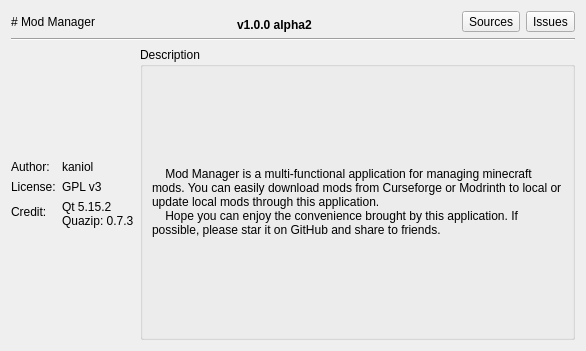
Above: src/ui/aboutdialog.ui from kaniol-lck/modmanager before the change. Below: the same form after it.
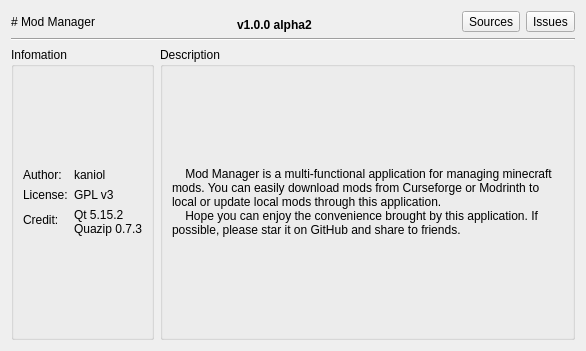
That is the form after the change. Icons and pictures are not drawn.

Diff of the .ui file:
```diff
--- a/src/ui/aboutdialog.ui
+++ b/src/ui/aboutdialog.ui
@@ -13,7 +13,7 @@
   <property name="windowTitle">
    <string>About Mod Manager</string>
   </property>
-  <layout class="QGridLayout" name="gridLayout_2">
+  <layout class="QGridLayout" name="gridLayout_3">
    <item row="0" column="0" colspan="2">
     <layout class="QHBoxLayout" name="horizontalLayout">
      <item>
@@ -86,6 +86,12 @@
     </widget>
    </item>
    <item row="2" column="0">
+    <widget class="QGroupBox" name="groupBox_2">
+     <property name="title">
+      <string>Infomation</string>
+     </property>
+     <layout class="QGridLayout" name="gridLayout_2">
+      <item row="0" column="0">
     <layout class="QFormLayout" name="formLayout">
      <property name="formAlignment">
       <set>Qt::AlignCenter</set>
@@ -129,11 +135,14 @@
       <widget class="QLabel" name="label_9">
        <property name="text">
         <string notr="true">Qt 5.15.2
-Quazip: 0.7.3</string>
+Quazip 0.7.3</string>
        </property>
       </widget>
      </item>
     </layout>
+      </item>
+     </layout>
+    </widget>
    </item>
    <item row="2" column="1">
     <widget class="QGroupBox" name="groupBox">
```
Lines whose indentation alone changed are shown as unchanged.
